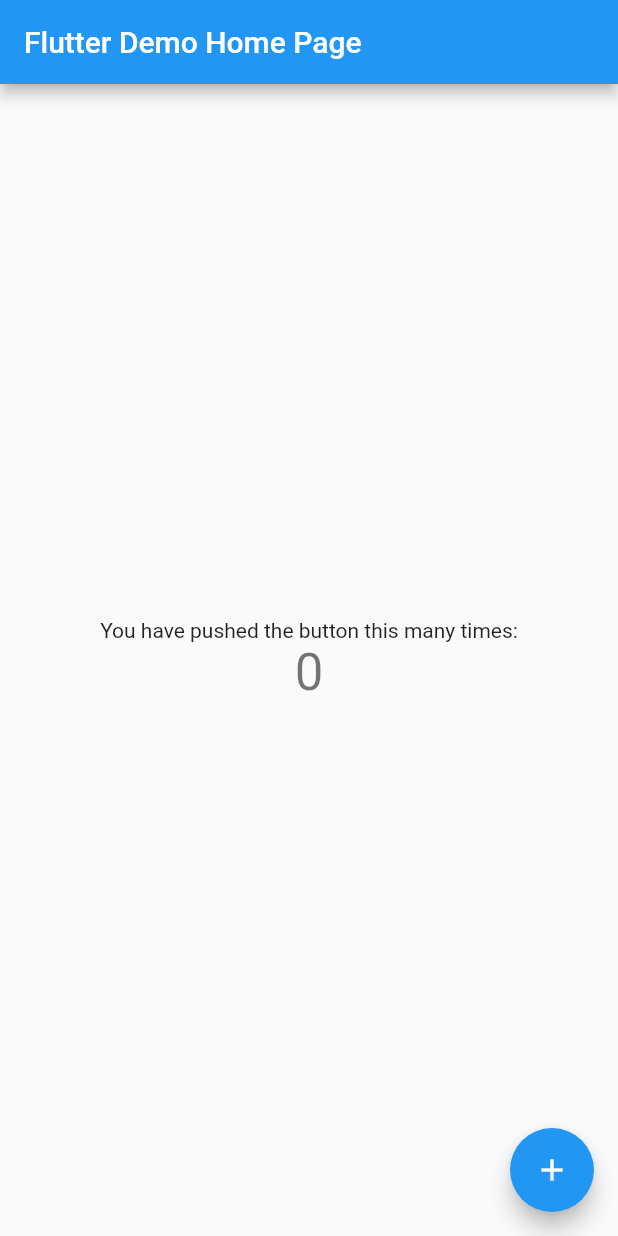
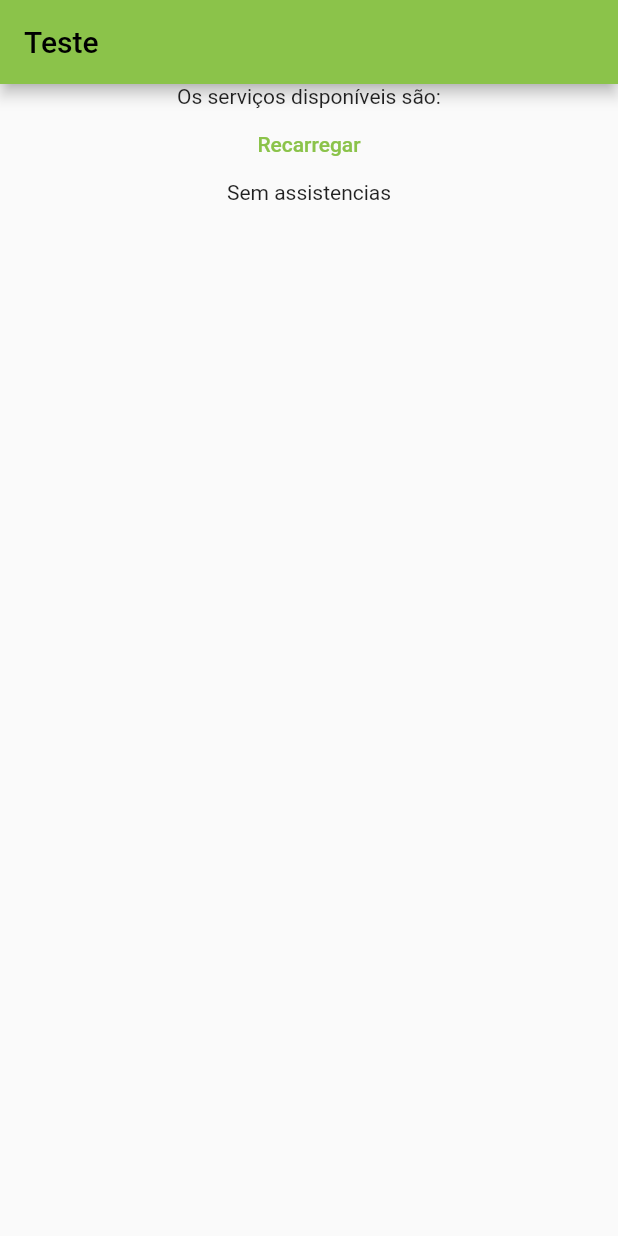
Before and after one commit to EduardoVicentin/10aojoFront, a Flutter app: the screen it shows after launch, on a phone screen of 412 x 824 dp. Run offline on Flutter 3.47's test engine with Material 2 defaults, Android fonts, the phone set to English and light mode, and no system bars; our stand-ins replace get.

Commit message:
Home - Assists - Interface

```diff
--- /dev/null
+++ b/lib/controller/assists_controller.dart
@@ -0,0 +1,21 @@
+
+
+import 'package:abc_tech_app/model/assist.dart';
+import 'package:abc_tech_app/service/assist_service.dart';
+import 'package:get/get.dart';
+
+class AssistsController extends GetxController with StateMixin<List<Assist>>
+{
+  late AssistService _assistService;
+
+  @override
+  void onInit(){
+    super.onInit();
+    _assistService = Get.find<AssistService>();
+  }
+
+    void getAssistList(){
+      _assistService.getAssists().then(((value) => change(value, status: RxStatus.success()))).onError((error, stackTrace) => change([],status: RxStatus.error(error.toString())));
+    }
+
+}
--- a/lib/main.dart
+++ b/lib/main.dart
@@ -1,7 +1,19 @@
+import 'package:abc_tech_app/pages/home_bind.dart';
+import 'package:abc_tech_app/provider/assist_provider.dart';
+import 'package:abc_tech_app/service/assist_service.dart';
 import 'package:flutter/material.dart';
+import 'package:get/instance_manager.dart';
+import 'package:get/route_manager.dart';
+
+import 'pages/home_page.dart';
 
 void main() {
+  initService();
   runApp(const MyApp());
+}
+
+void initService() async{
+  await Get.putAsync(() => AssistService().init(AssistProvider()));
 }
 
 class MyApp extends StatelessWidget {
@@ -10,8 +22,8 @@
   // This widget is the root of your application.
   @override
   Widget build(BuildContext context) {
-    return MaterialApp(
-      title: 'Flutter Demo',
+    return GetMaterialApp(
+      title: 'AbcTech',
       theme: ThemeData(
         // This is the theme of your application.
         //
@@ -22,94 +34,12 @@
         // or simply save your changes to "hot reload" in a Flutter IDE).
         // Notice that the counter didn't reset back to zero; the application
         // is not restarted.
-        primarySwatch: Colors.blue,
+        textTheme: const TextTheme(headlineMedium: TextStyle(color: Colors.red, fontWeight: FontWeight.bold)),
+        primarySwatch: Colors.lightGreen,
       ),
-      home: const MyHomePage(title: 'Flutter Demo Home Page'),
+      getPages: [
+        GetPage(name: "/", page: () => const HomePage(), binding: HomeBind())
+      ],
     );
   }
 }
-
-class MyHomePage extends StatefulWidget {
-  const MyHomePage({super.key, required this.title});
-
-  // This widget is the home page of your application. It is stateful, meaning
-  // that it has a State object (defined below) that contains fields that affect
-  // how it looks.
-
-  // This class is the configuration for the state. It holds the values (in this
-  // case the title) provided by the parent (in this case the App widget) and
-  // used by the build method of the State. Fields in a Widget subclass are
-  // always marked "final".
-
-  final String title;
-
-  @override
-  State<MyHomePage> createState() => _MyHomePageState();
-}
-
-class _MyHomePageState extends State<MyHomePage> {
-  int _counter = 0;
-
-  void _incrementCounter() {
-    setState(() {
-      // This call to setState tells the Flutter framework that something has
-      // changed in this State, which causes it to rerun the build method below
-      // so that the display can reflect the updated values. If we changed
-      // _counter without calling setState(), then the build method would not be
-      // called again, and so nothing would appear to happen.
-      _counter++;
-    });
-  }
-
-  @override
-  Widget build(BuildContext context) {
-    // This method is rerun every time setState is called, for instance as done
-    // by the _incrementCounter method above.
-    //
-    // The Flutter framework has been optimized to make rerunning build methods
-    // fast, so that you can just rebuild anything that needs updating rather
-    // than having to individually change instances of widgets.
-    return Scaffold(
-      appBar: AppBar(
-        // Here we take the value from the MyHomePage object that was created by
-        // the App.build method, and use it to set our appbar title.
-        title: Text(widget.title),
-      ),
-      body: Center(
-        // Center is a layout widget. It takes a single child and positions it
-        // in the middle of the parent.
-        child: Column(
-          // Column is also a layout widget. It takes a list of children and
-          // arranges them vertically. By default, it sizes itself to fit its
-          // children horizontally, and tries to be as tall as its parent.
-          //
-          // Invoke "debug painting" (press "p" in the console, choose the
-          // "Toggle Debug Paint" action from the Flutter Inspector in Android
-          // Studio, or the "Toggle Debug Paint" command in Visual Studio Code)
-          // to see the wireframe for each widget.
-          //
-          // Column has various properties to control how it sizes itself and
-          // how it positions its children. Here we use mainAxisAlignment to
-          // center the children vertically; the main axis here is the vertical
-          // axis because Columns are vertical (the cross axis would be
-          // horizontal).
-          mainAxisAlignment: MainAxisAlignment.center,
-          children: <Widget>[
-            const Text(
-              'You have pushed the button this many times:',
-            ),
-            Text(
-              '$_counter',
-              style: Theme.of(context).textTheme.headline4,
-            ),
-          ],
-        ),
-      ),
-      floatingActionButton: FloatingActionButton(
-        onPressed: _incrementCounter,
-        tooltip: 'Increment',
-        child: const Icon(Icons.add),
-      ), // This trailing comma makes auto-formatting nicer for build methods.
-    );
-  }
-}
--- /dev/null
+++ b/lib/pages/home_bind.dart
@@ -0,0 +1,11 @@
+import 'package:abc_tech_app/controller/assists_controller.dart';
+import 'package:get/get.dart';
+
+class HomeBind extends Bindings{
+  @override
+  void dependencies(){
+    Get.lazyPut<AssistsController>(() => AssistsController());
+
+  }
+
+}
--- /dev/null
+++ b/lib/pages/home_page.dart
@@ -0,0 +1,49 @@
+import 'package:abc_tech_app/controller/assists_controller.dart';
+import 'package:abc_tech_app/model/assist.dart';
+//import 'package:flutter/foundation.dart';
+import 'package:flutter/material.dart';
+
+import 'package:get/get.dart';
+
+class HomePage extends GetView<AssistsController>{
+  const HomePage({Key?key}) : super(key: key);
+
+  Widget _renderList(List<Assist> ? assists){
+    if(assists == null)
+    {
+      return Container();
+    }
+    return ListView.builder(
+      shrinkWrap: true,
+      itemCount: assists.length,
+      itemBuilder: (context, index) => ListTile(title: Text(assists[index].name)));
+  }
+
+  @override
+  Widget build(BuildContext context)
+  {
+    return Scaffold(
+      appBar: AppBar(title: const Text("Teste")),
+      body: Container(
+        constraints: const BoxConstraints.expand(),
+        child: SingleChildScrollView(child: Column(mainAxisAlignment: MainAxisAlignment.center,
+        children: <Widget>[
+          Row(children: const [
+            Expanded(child: Text("Os serviços disponíveis são: ", textAlign: TextAlign.center),)
+          ],),
+          Row(children:  [
+            Expanded(child: TextButton(onPressed: controller.getAssistList, child: const Text("Recarregar")))
+          ],),
+          controller.obx((state) => _renderList(state),
+           onLoading: const Text("Sem assistencias"),
+           onError: (error) => Text(error.toString()))
+        ]
+        ,)
+        ,)
+
+      )
+
+    );
+  }
+
+}
```
